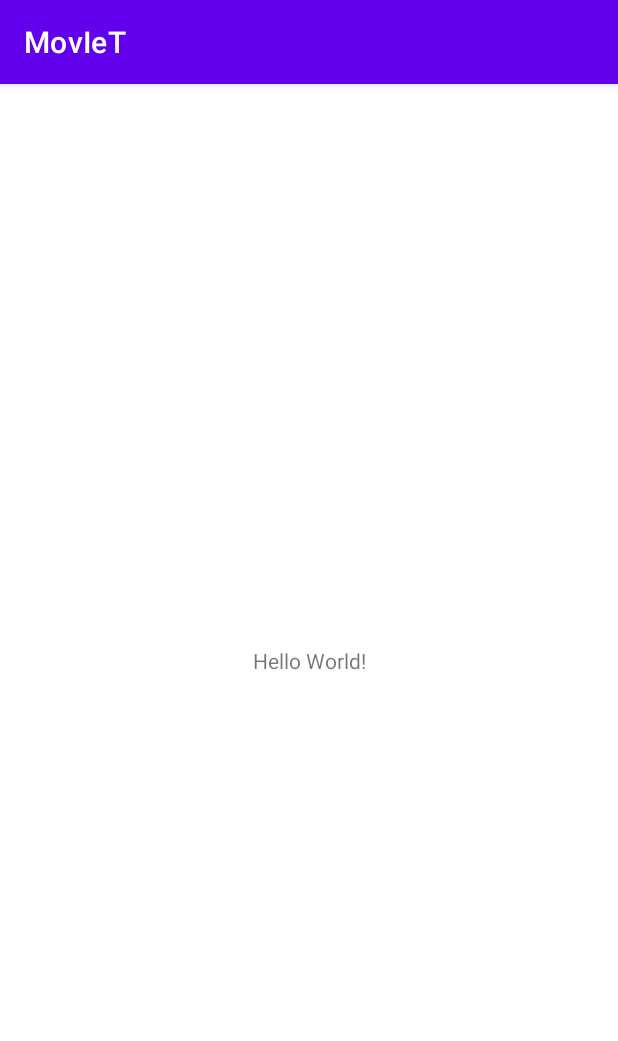
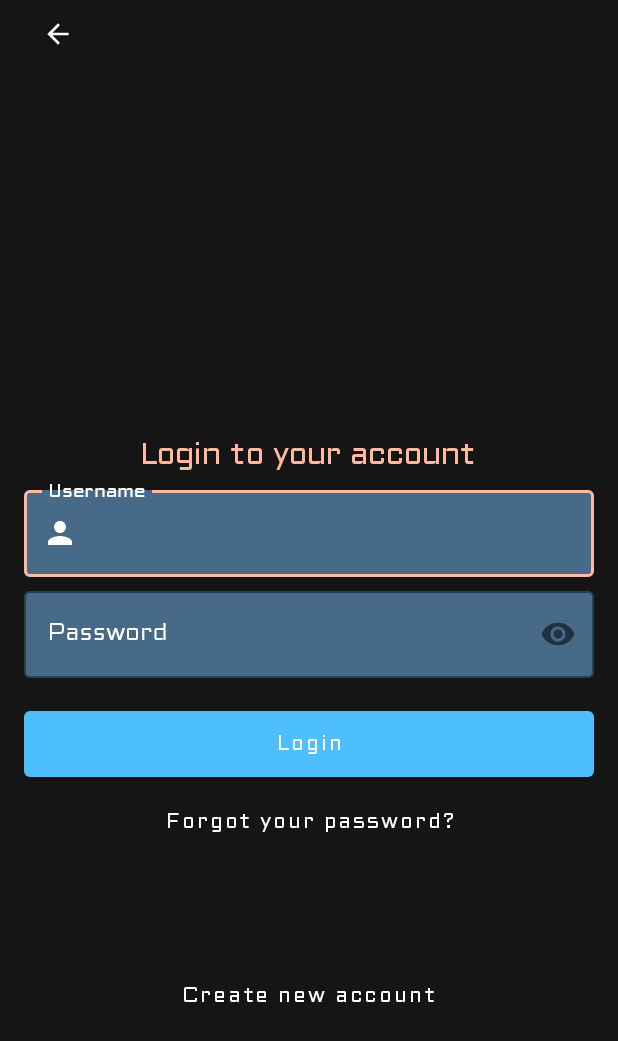
Before and after one commit to parisgiakoum/MovIeT-Android_Movie_Experience, an Android app: the screen it shows after launch (MainActivity before the commit, LoginActivity after it), on a phone screen of 412 x 824 dp. Shown: the top 1041 px of the screen. Run offline under Robolectric (Android 15) with nearby library versions, the phone set to English and light mode, and no system bars.

Commit message:
register, login

```diff
--- /dev/null
+++ b/app/src/main/java/com/regen21/moviet/LoginActivity.java
@@ -0,0 +1,29 @@
+package com.regen21.moviet;
+
+import androidx.appcompat.app.AppCompatActivity;
+
+import android.content.Intent;
+import android.os.Bundle;
+import android.view.View;
+import android.widget.TextView;
+
+public class LoginActivity extends AppCompatActivity {
+
+    TextView create_newAccount;
+
+    @Override
+    protected void onCreate(Bundle savedInstanceState) {
+        super.onCreate(savedInstanceState);
+        setContentView(R.layout.activity_login_constraint);
+        create_newAccount=findViewById(R.id.create_account_linear);
+
+        create_newAccount.setOnClickListener(new View.OnClickListener() {
+            @Override
+            public void onClick(View v) {
+                startActivity(new Intent(LoginActivity.this,RegisterActivity.class));
+            }
+        });
+    }
+
+
+}
--- a/app/src/main/java/com/regen21/moviet/MainActivity.java
+++ /dev/null
@@ -1,14 +0,0 @@
-package com.regen21.moviet;
-
-import androidx.appcompat.app.AppCompatActivity;
-
-import android.os.Bundle;
-
-public class MainActivity extends AppCompatActivity {
-
-    @Override
-    protected void onCreate(Bundle savedInstanceState) {
-        super.onCreate(savedInstanceState);
-        setContentView(R.layout.activity_main);
-    }
-}
--- /dev/null
+++ b/app/src/main/res/drawable/ic_baseline_arrow_back_24.xml
@@ -0,0 +1,5 @@
+<vector android:height="24dp" android:tint="#FFFFFF"
+    android:viewportHeight="24" android:viewportWidth="24"
+    android:width="24dp" xmlns:android="http://schemas.android.com/apk/res/android">
+    <path android:fillColor="@android:color/white" android:pathData="M20,11H7.83l5.59,-5.59L12,4l-8,8 8,8 1.41,-1.41L7.83,13H20v-2z"/>
+</vector>
--- /dev/null
+++ b/app/src/main/res/drawable/ic_baseline_email_24.xml
@@ -0,0 +1,5 @@
+<vector android:height="24dp" android:tint="#FFFFFF"
+    android:viewportHeight="24" android:viewportWidth="24"
+    android:width="24dp" xmlns:android="http://schemas.android.com/apk/res/android">
+    <path android:fillColor="@android:color/white" android:pathData="M20,4L4,4c-1.1,0 -1.99,0.9 -1.99,2L2,18c0,1.1 0.9,2 2,2h16c1.1,0 2,-0.9 2,-2L22,6c0,-1.1 -0.9,-2 -2,-2zM20,8l-8,5 -8,-5L4,6l8,5 8,-5v2z"/>
+</vector>
--- /dev/null
+++ b/app/src/main/res/drawable/ic_baseline_person_24.xml
@@ -0,0 +1,5 @@
+<vector android:height="24dp" android:tint="#FFFFFF"
+    android:viewportHeight="24" android:viewportWidth="24"
+    android:width="24dp" xmlns:android="http://schemas.android.com/apk/res/android">
+    <path android:fillColor="@android:color/white" android:pathData="M12,12c2.21,0 4,-1.79 4,-4s-1.79,-4 -4,-4 -4,1.79 -4,4 1.79,4 4,4zM12,14c-2.67,0 -8,1.34 -8,4v2h16v-2c0,-2.66 -5.33,-4 -8,-4z"/>
+</vector>
--- /dev/null
+++ b/app/src/main/res/layout/activity_login_constraint.xml
@@ -0,0 +1,161 @@
+<?xml version="1.0" encoding="utf-8"?>
+<androidx.constraintlayout.widget.ConstraintLayout xmlns:android="http://schemas.android.com/apk/res/android"
+    xmlns:app="http://schemas.android.com/apk/res-auto"
+    xmlns:tools="http://schemas.android.com/tools"
+    android:layout_width="match_parent"
+    android:layout_height="match_parent"
+    android:background="@color/proper_black"
+    android:paddingLeft="16dp"
+    android:paddingRight="16dp"
+
+    >
+    <!-- Arrow -->
+    <ImageView
+        android:id="@+id/login_linear_back_btn"
+        android:layout_width="45dp"
+        android:layout_height="45dp"
+        android:layout_gravity="start"
+        android:padding="12dp"
+        app:layout_constraintBaseline_toTopOf="parent"
+        app:layout_constraintLeft_toLeftOf="parent"
+        app:srcCompat="@drawable/ic_baseline_arrow_back_24" />
+
+
+
+
+    <!-- LOGIN TITLE/APP_TITLE -->
+
+    <TextView
+        android:id="@+id/login_linear_title"
+        android:layout_width="wrap_content"
+        android:layout_height="wrap_content"
+        android:layout_marginTop="40dp"
+        android:fontFamily="@font/aldrich"
+        android:text="@string/login_linear_title"
+        android:textColor="@color/bez"
+        android:textSize="20sp"
+        app:layout_constraintBottom_toTopOf="@id/login_linear_username"
+        app:layout_constraintHorizontal_bias="0.497"
+        app:layout_constraintLeft_toLeftOf="parent"
+        app:layout_constraintRight_toRightOf="parent"
+        app:layout_constraintTop_toTopOf="parent"
+        app:layout_constraintVertical_chainStyle="packed" />
+    <!--Email Text Field-->
+    <com.google.android.material.textfield.TextInputLayout
+
+        android:id="@+id/login_linear_username"
+
+        style="@style/Widget.MaterialComponents.TextInputLayout.OutlinedBox"
+        android:layout_width="match_parent"
+        android:layout_height="wrap_content"
+        android:layout_marginTop="4dp"
+        android:layout_marginBottom="4dp"
+        android:hint="@string/login_linear_edit_username"
+        android:textColorHint="@color/white"
+        app:boxBackgroundColor="@color/dark_blue"
+        app:boxCornerRadiusBottomEnd="4dp"
+        app:boxCornerRadiusBottomStart="4dp"
+        app:boxCornerRadiusTopEnd="4dp"
+        app:boxCornerRadiusTopStart="4dp"
+        app:boxStrokeColor="@color/bez"
+        app:endIconContentDescription="Email"
+        app:hintTextColor="@color/white"
+        app:layout_constraintBottom_toTopOf="@id/login_linear_password"
+        app:layout_constraintTop_toBottomOf="@id/login_linear_title"
+        app:startIconDrawable="@drawable/ic_baseline_person_24"
+        app:startIconTint="@color/white"
+        tools:layout_editor_absoluteX="16dp">
+
+        <com.google.android.material.textfield.TextInputEditText
+            android:id="@+id/login_linear_username_value"
+            android:layout_width="match_parent"
+            android:layout_height="wrap_content"
+            android:fontFamily="@font/aldrich"
+            android:inputType="textEmailAddress"
+            android:textColor="@color/white" />
+
+    </com.google.android.material.textfield.TextInputLayout>
+
+    <!-- Password Field -->
+    <com.google.android.material.textfield.TextInputLayout
+        android:id="@+id/login_linear_password"
+        style="@style/Widget.MaterialComponents.TextInputLayout.OutlinedBox"
+        android:layout_width="match_parent"
+        android:layout_height="wrap_content"
+        android:hint="@string/login_linear_edit_password"
+        android:textColorHint="@color/white"
+        app:boxBackgroundColor="@color/dark_blue"
+        app:boxCornerRadiusBottomEnd="4dp"
+        app:boxCornerRadiusBottomStart="4dp"
+        app:boxCornerRadiusTopEnd="4dp"
+        app:boxCornerRadiusTopStart="4dp"
+        app:boxStrokeColor="@color/bez"
+        app:hintTextColor="@color/white"
+        app:layout_constraintBottom_toTopOf="@id/login_linear_login"
+        app:layout_constraintTop_toBottomOf="@id/login_linear_username"
+        app:passwordToggleEnabled="true"
+        app:startIconTint="@color/white"
+        tools:layout_editor_absoluteX="16dp">
+
+        <com.google.android.material.textfield.TextInputEditText
+            android:id="@+id/login_linear_password_value"
+            android:layout_width="match_parent"
+            android:layout_height="wrap_content"
+            android:fontFamily="@font/aldrich"
+            android:inputType="textPassword"
+            android:textColor="@color/white" />
+
+    </com.google.android.material.textfield.TextInputLayout>
+
+
+
+    <!-- LOGIN BUTTON -->
+
+    <com.google.android.material.button.MaterialButton
+        android:id="@+id/login_linear_login"
+        android:layout_width="match_parent"
+        android:layout_height="56dp"
+        android:layout_marginTop="16dp"
+        android:fontFamily="@font/aldrich"
+        android:text="@string/login_linear_btn"
+        android:textAllCaps="false"
+
+        app:backgroundTint="@color/neo_blue"
+        app:cornerRadius="4dp"
+        app:layout_constraintBottom_toTopOf="@id/login_linear_forgot"
+        app:layout_constraintTop_toBottomOf="@id/login_linear_password"
+        tools:layout_editor_absoluteX="16dp" />
+
+    <!-- Forgot password button -->
+    <com.google.android.material.button.MaterialButton
+        android:id="@+id/login_linear_forgot"
+        style="@style/Widget.MaterialComponents.Button.TextButton"
+        android:layout_width="wrap_content"
+        android:layout_height="wrap_content"
+        android:layout_marginBottom="4dp"
+        android:fontFamily="@font/aldrich"
+        android:text="@string/login_linear_forgot"
+        android:textAllCaps="false"
+        app:layout_constraintBottom_toBottomOf="parent"
+        app:layout_constraintLeft_toLeftOf="parent"
+        app:layout_constraintRight_toRightOf="parent"
+        app:layout_constraintTop_toBottomOf="@id/login_linear_login" />
+
+
+    <!-- Create ACC button -->
+    <com.google.android.material.button.MaterialButton
+        android:id="@+id/create_account_linear"
+        style="@style/Widget.MaterialComponents.Button.TextButton"
+        android:layout_width="wrap_content"
+        android:layout_height="wrap_content"
+        android:layout_marginTop="68dp"
+        android:fontFamily="@font/aldrich"
+        android:text="@string/create_new_account"
+        android:textAllCaps="false"
+        app:layout_constraintHorizontal_bias="0.497"
+        app:layout_constraintLeft_toLeftOf="parent"
+        app:layout_constraintRight_toRightOf="parent"
+        app:layout_constraintTop_toBottomOf="@+id/login_linear_forgot" />
+
+
+</androidx.constraintlayout.widget.ConstraintLayout>
--- a/app/src/main/res/values/colors.xml
+++ b/app/src/main/res/values/colors.xml
@@ -7,4 +7,13 @@
     <color name="teal_700">#FF018786</color>
     <color name="black">#FF000000</color>
     <color name="white">#FFFFFFFF</color>
+    <color name="bez">#FFB99F</color>
+    <color name="neo_blue">#4DBFFF</color>
+    <color name="dark_blue">#486A89</color>
+    <color name="light_black">#282828</color>
+    <color name="proper_black">#151515</color>
+
+
+
+
 </resources>
--- /dev/null
+++ b/app/src/main/res/values/dimensions.xml
@@ -0,0 +1,5 @@
+<?xml version="1.0" encoding="utf-8"?>
+<resources>
+    <dimen name="minimum_size">45dp</dimen>
+    <dimen name="default_padding">16dp</dimen>
+</resources>
--- a/app/src/main/res/values/strings.xml
+++ b/app/src/main/res/values/strings.xml
@@ -1,3 +1,20 @@
 <resources>
     <string name="app_name">MovIeT</string>
+
+    <string name="login_linear_title">Login to your account</string>
+    <string name="login_linear_forgot">Forgot your password?</string>
+    <string name="login_linear_btn">Login</string>
+    <string name="login_linear_edit_username">Username</string>
+    <string name="login_linear_edit_password">Password</string>
+
+    <string name="register_linear_title">Register</string>
+    <string name="register_linear_verify">Already have an account?</string>
+    <string name="register_linear_btn">Register</string>
+    <string name="register_linear_edit_username">Email Address</string>
+    <string name="register_linear_edit_password">Password</string>
+    <string name="ver_register_linear_edit_password">Password</string>
+    <string name="create_new_account">Create new account</string>
+
+
+
 </resources>
--- a/app/src/main/res/values/themes.xml
+++ b/app/src/main/res/values/themes.xml
@@ -1,8 +1,8 @@
 <resources xmlns:tools="http://schemas.android.com/tools">
     <!-- Base application theme. -->
-    <style name="Theme.MovIeT" parent="Theme.MaterialComponents.DayNight.DarkActionBar">
+    <style name="Theme.MovIeT" parent="Theme.MaterialComponents.DayNight.NoActionBar">
         <!-- Primary brand color. -->
-        <item name="colorPrimary">@color/purple_500</item>
+        <item name="colorPrimary">@color/white</item>
         <item name="colorPrimaryVariant">@color/purple_700</item>
         <item name="colorOnPrimary">@color/white</item>
         <!-- Secondary brand color. -->
```
Also changed, not shown: app/src/main/AndroidManifest.xml (+7 -2 lines), app/src/main/java/com/regen21/moviet/RegisterActivity.java (added, +39 -0 lines), app/src/main/res/layout/activity_register.xml (added, +217 -0 lines), app/src/main/res/drawable/bg.jpg (added), app/src/main/res/drawable/facebook_logo.png (added), app/src/main/res/drawable/google_logo.png (added), app/src/main/res/font/aldrich.ttf (added).
